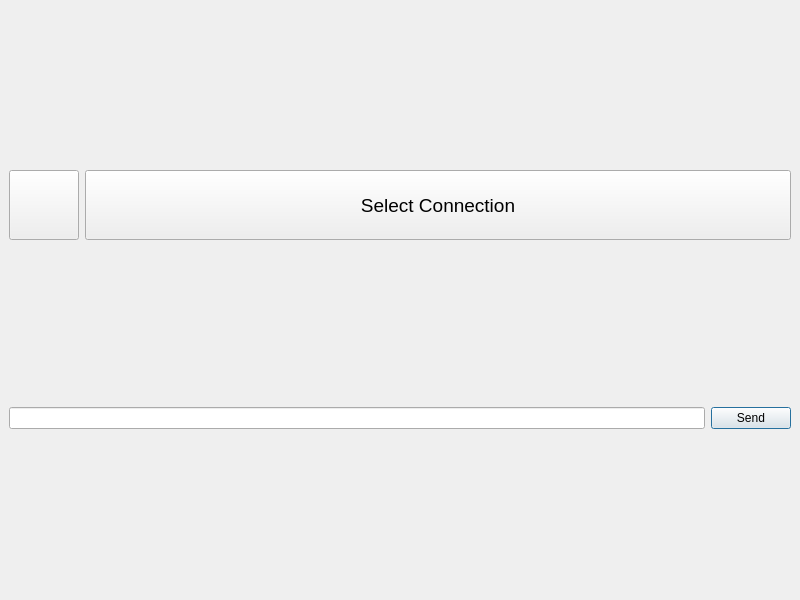
Above: LSerialTerm/MainWindow.ui from UladRH/LSerialTerm before the change. Below: the same form after it.
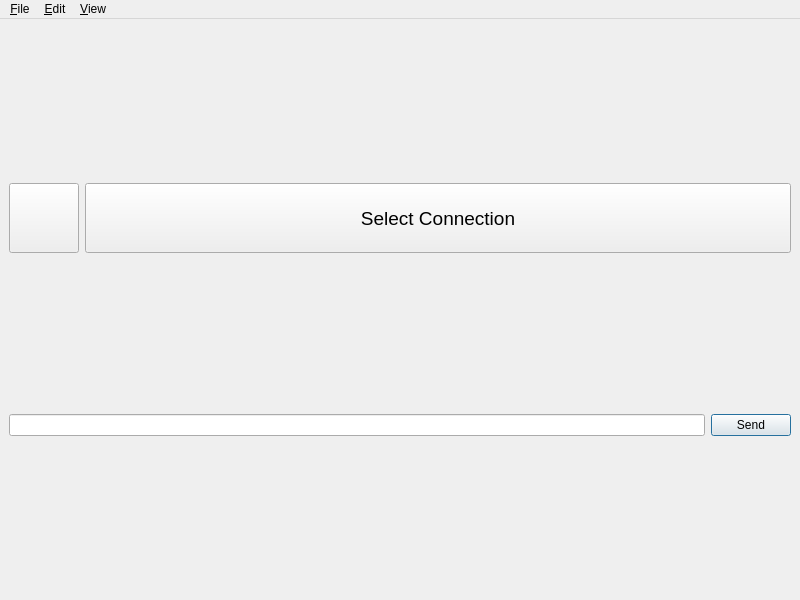
That is the form after the change.

Commit message: Add MainWindow menu and "Hex View" menu entry

```diff
--- a/LSerialTerm/MainWindow.ui
+++ b/LSerialTerm/MainWindow.ui
@@ -118,6 +118,25 @@
      <height>26</height>
     </rect>
    </property>
+   <widget class="QMenu" name="menu_File">
+    <property name="title">
+     <string>&amp;File</string>
+    </property>
+   </widget>
+   <widget class="QMenu" name="menu_Edit">
+    <property name="title">
+     <string>&amp;Edit</string>
+    </property>
+   </widget>
+   <widget class="QMenu" name="menu_View">
+    <property name="title">
+     <string>&amp;View</string>
+    </property>
+    <addaction name="action_Hex_View"/>
+   </widget>
+   <addaction name="menu_File"/>
+   <addaction name="menu_Edit"/>
+   <addaction name="menu_View"/>
   </widget>
  </widget>
  <resources/>
```
Left out of the diff: 27 changed lines with no effect on the pictures. The commit also changes 3 other files.
